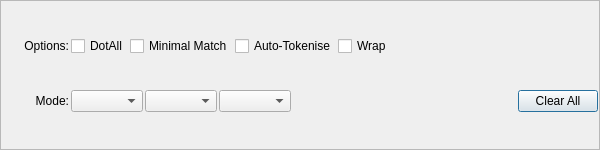
Qt form src/Form_Files/Controls.ui (Sigil-Ebook/Sigil) before a commit.
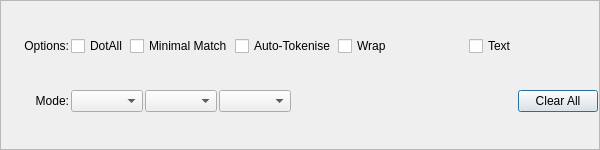
The same form after that commit.

Commit message: add Text Only option flag to FindReplace and Controls [deploy]

The edit to the form file:
```diff
--- a/src/Form_Files/Controls.ui
+++ b/src/Form_Files/Controls.ui
@@ -156,6 +156,30 @@
             </property>
            </widget>
           </item>
+          <item>
+           <spacer name="horizontalSpacerOption4">
+            <property name="orientation">
+             <enum>Qt::Horizontal</enum>
+            </property>
+            <property name="sizeHint" stdset="0">
+             <size>
+              <width>8</width>
+              <height>0</height>
+             </size>
+            </property>
+           </spacer>
+          </item>
+          <item>
+           <widget class="QCheckBox" name="chkOptionTextOnly">
+            <property name="toolTip">
+              <string>Search only in text (outside tags).
+              Valid only when searching HTML files.</string>
+            </property>
+            <property name="text">
+             <string>Text</string>
+            </property>
+           </widget>
+          </item>
           <item>
            <spacer name="horizontalSpacerAdvanced">
             <property name="orientation">
```
Left out of the diff: 6 changed lines with no effect on the pictures. The commit also changes 5 other files.
